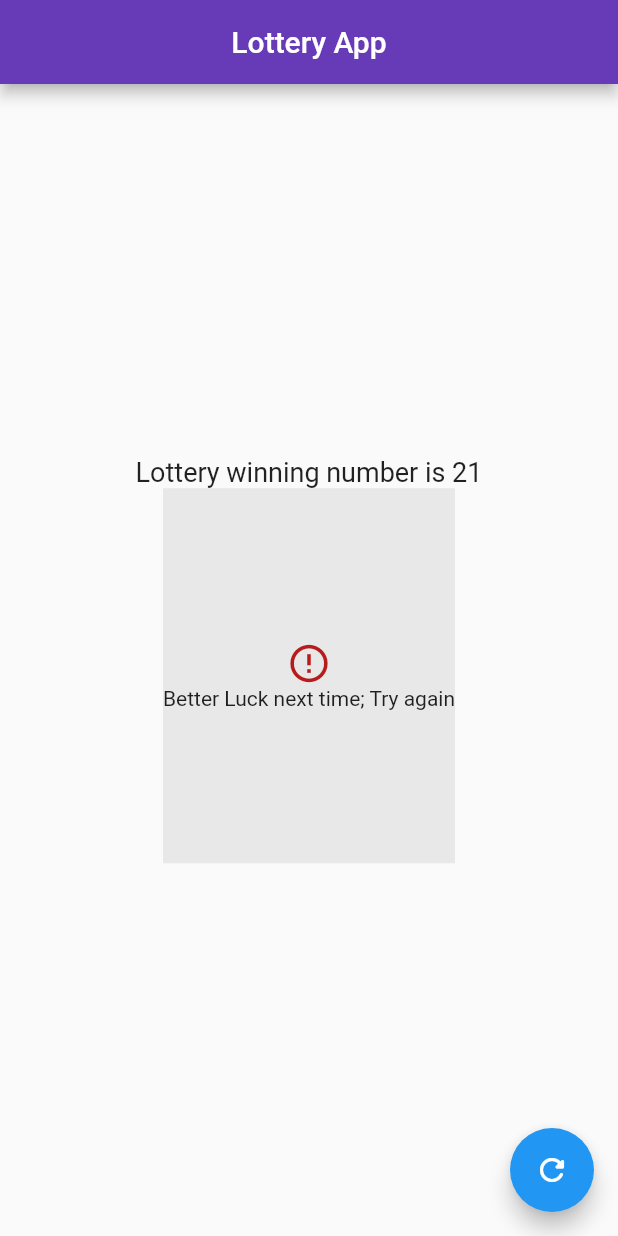
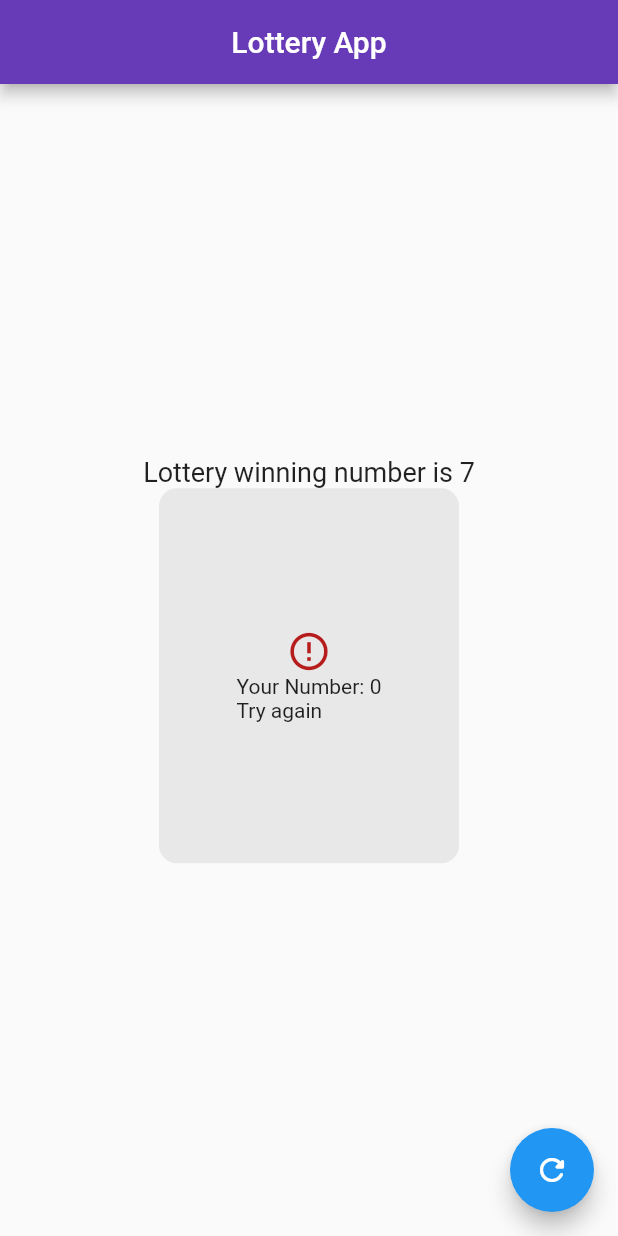
Before and after one commit to safwanistic/Lottery-App, a Flutter app: the screen it shows after launch, after a tap on the "refresh" icon, on a phone screen of 412 x 824 dp. Run offline on Flutter 3.47's test engine with Material 2 defaults, Android fonts, the phone set to English and light mode, and no system bars.

Commit message:
Minor updates- v1.1.4

```diff
--- a/lib/main.dart
+++ b/lib/main.dart
@@ -1,5 +1,6 @@
 import 'package:flutter/material.dart';
 import 'package:flutter/cupertino.dart';
+import 'dart:math';
 
 void main() {
   runApp(MyApp());
@@ -13,7 +14,8 @@ class MyApp extends StatefulWidget {
 }
 
 class _MyAppState extends State<MyApp> {
-  int x = 21;
+  Random random = Random();
+  int x = 0;
 
   @override
   Widget build(BuildContext context) {
@@ -31,28 +33,48 @@ class _MyAppState extends State<MyApp> {
           children: [
             Center(
                 child: Text(
-              'Lottery winning number is $x',
+              'Lottery winning number is 7',
               style: TextStyle(fontSize: 18.0),
             )),
             Container(
               height: 250,
+              width: 200,
               decoration: BoxDecoration(
-                color: Colors.grey.withOpacity(.2)
+                color: Colors.grey.withOpacity(.2),
+                borderRadius: BorderRadius.circular(12),
               ),
-              child: Column(
-                mainAxisAlignment: MainAxisAlignment.center,
-                crossAxisAlignment: CrossAxisAlignment.center,
-                children: [
-                  Icon(Icons.error_outline, color: Colors.red[900],size: 30.0,),
-                  Text('Better Luck next time; Try again')
-                ],
+              child: Padding(
+                padding: const EdgeInsets.all(15.0),
+                child: x == 7 ?
+                Column(
+                  mainAxisAlignment: MainAxisAlignment.center,
+                  crossAxisAlignment: CrossAxisAlignment.center,
+                  children: [
+                    Icon(Icons.check_circle, color: Colors.green[900],size: 30.0,),
+                    Center(child: Text('Your Number: $x\nNumber Matched!')),
+                  ],
+                ):
+                Column(
+                  mainAxisAlignment: MainAxisAlignment.center,
+                  crossAxisAlignment: CrossAxisAlignment.center,
+                  children: [
+                    Icon(Icons.error_outline, color: Colors.red[900],size: 30.0,),
+                    Center(child: Text('Your Number: $x\nTry again')),
+                  ],
+                )
               ),
             )
 
           ],
         ),
         floatingActionButton: FloatingActionButton(
-          onPressed: () {},
+          onPressed: () {
+            x = random.nextInt(10);
+            print(x);
+            setState(() {
+
+            });
+          },
           child: Icon(Icons.refresh_rounded),
         ),
       ),
```
